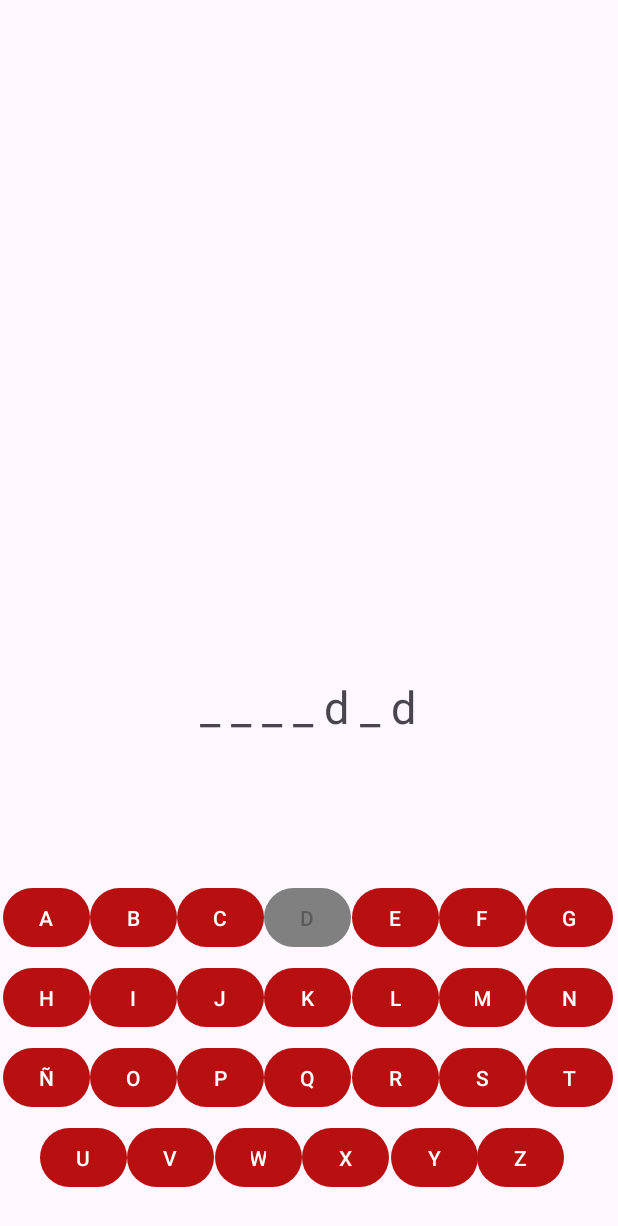
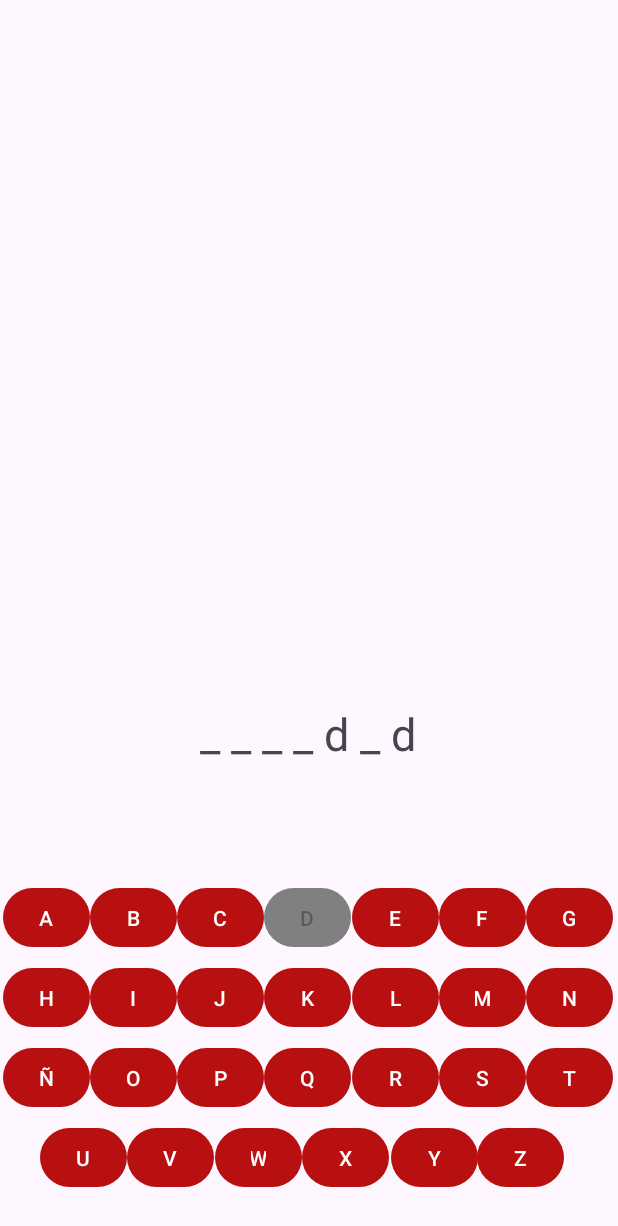
Before and after one commit to IvanLPDM/AA1_Ahorcado_Android, an Android app: the GamePlayActivity screen opened directly, with no data from a screen before it, after a tap on an icon or button, on a phone screen of 412 x 824 dp. Shown: the top 1226 px of the screen. Run offline under Robolectric (Android 15) with nearby library versions, the light colour scheme and no system bars.

Commit message:
FixError text

```diff
--- a/app/src/main/java/com/example/ahorcadogame/GamePlayActivity.kt
+++ b/app/src/main/java/com/example/ahorcadogame/GamePlayActivity.kt
@@ -19,7 +19,6 @@ class GamePlayActivity : AppCompatActivity() {
     var endGame = false
     val numLetters = word.length
     val acertadas = CharArray(numLetters) { '_' }  // Array para mostrar las letras acertadas
-    val numlettersToWin = numLetters - 1;
 
     //Texto a adivinar "___"
     //lateint es para que se inicialice despues de que se cree el layout
@@ -104,7 +103,7 @@ class GamePlayActivity : AppCompatActivity() {
                     view.isEnabled = false
 
                     // Verificar si el jugador ha ganado
-                    if (letters >= numlettersToWin) {
+                    if (letters >= numLetters) {
 
                         imageWin.visibility = View.VISIBLE
                         endGame = true
--- a/app/src/main/res/layout/activity_game_play.xml
+++ b/app/src/main/res/layout/activity_game_play.xml
@@ -15,16 +15,16 @@
         android:id="@+id/wordTextView"
         android:layout_width="wrap_content"
         android:layout_height="wrap_content"
-        android:layout_marginTop="416dp"
+        android:layout_marginTop="46dp"
         android:layout_marginBottom="62dp"
-        android:text=""
+        android:text="___"
         android:textAlignment="center"
         android:textSize="30sp"
         app:layout_constraintBottom_toTopOf="@+id/buttonD"
         app:layout_constraintEnd_toEndOf="parent"
         app:layout_constraintHorizontal_bias="0.498"
         app:layout_constraintStart_toStartOf="parent"
-        app:layout_constraintTop_toTopOf="parent" />
+        app:layout_constraintTop_toBottomOf="@+id/WinMessage" />
 
     <Button
         android:id="@+id/buttonD"
```
